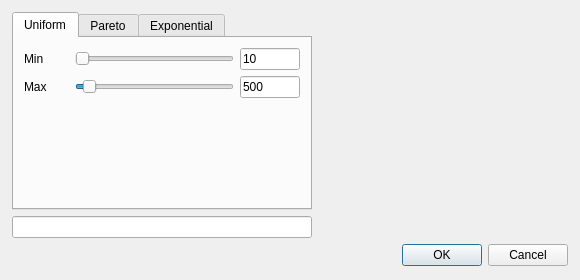
Old version of the form src/gui/dialog/distributiondialog.ui in the repository windy32/algts.
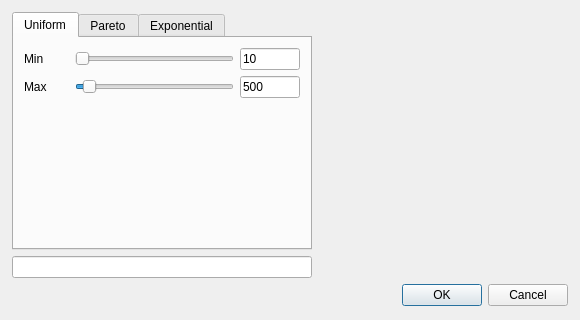
New version of the form. The open tabs and pages were chosen to show the change. Custom widgets are drawn as their Qt base class.

Commit message: Update distribution widgets

The edit to the form file:
```diff
--- a/src/gui/dialog/distributiondialog.ui
+++ b/src/gui/dialog/distributiondialog.ui
@@ -7,19 +7,19 @@
     <x>0</x>
     <y>0</y>
     <width>580</width>
-    <height>280</height>
+    <height>320</height>
    </rect>
   </property>
   <property name="minimumSize">
    <size>
     <width>580</width>
-    <height>280</height>
+    <height>320</height>
    </size>
   </property>
   <property name="maximumSize">
    <size>
     <width>580</width>
-    <height>280</height>
+    <height>320</height>
    </size>
   </property>
   <property name="windowTitle">
```
Left out of the diff: 2 changed lines with no effect on the pictures. The commit also changes 3 other files.
